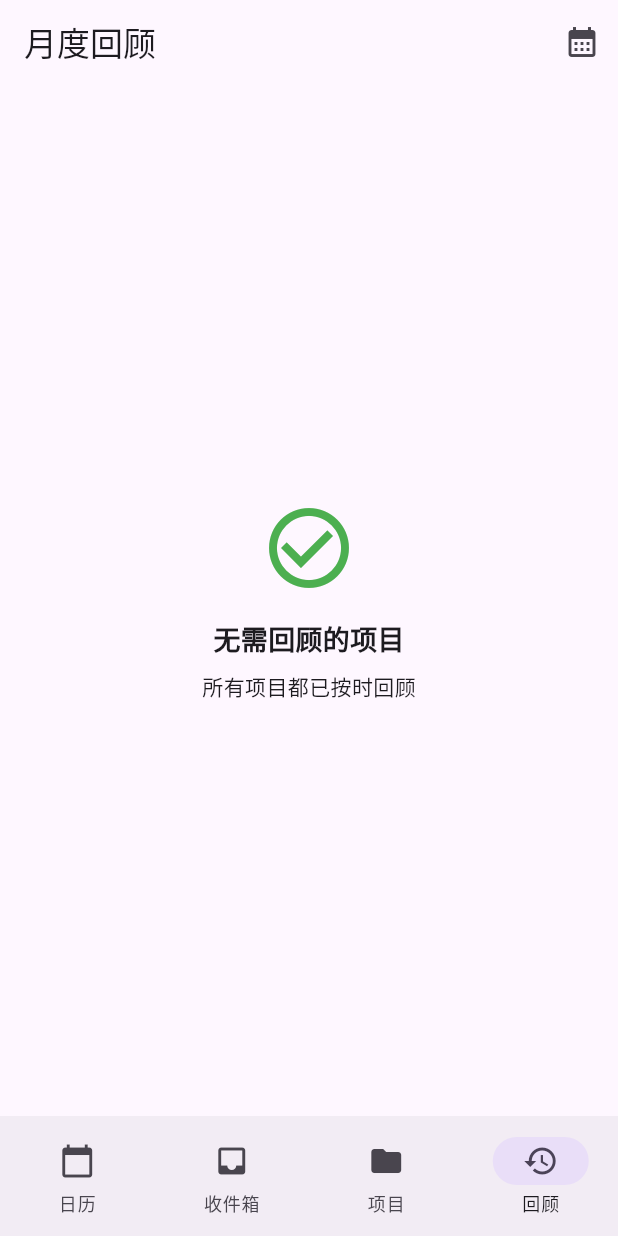
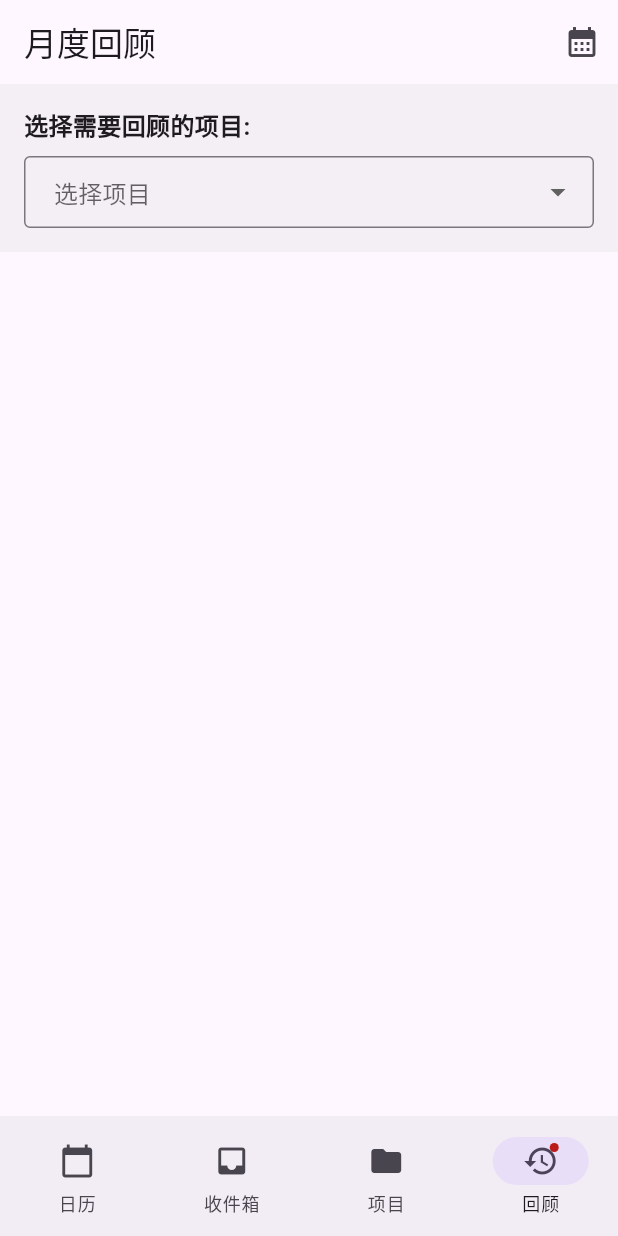
Before and after one commit to MOVING2014/GTD4, a Flutter app: the screen it shows after launch, item 4 of the bottom bar chosen, on a phone screen of 412 x 824 dp. Run offline on Flutter 3.47's test engine with Material 3 defaults, Android fonts, the phone set to English and light mode, and no system bars; our stand-ins replace flutter_slidable, table_calendar.

Commit message:
Review模块基本完成，更改了一下优先级

```diff
--- a/lib/data/mock_data.dart
+++ b/lib/data/mock_data.dart
@@ -5,6 +5,8 @@ import '../models/project.dart';
 class MockData {
   // Generate demo projects
   static List<Project> getDemoProjects() {
+    final now = DateTime.now();
+
     return [
       Project(
         id: 'p1',
@@ -12,6 +14,8 @@ class MockData {
         description: '工作相关项目和任务',
         color: Colors.blue,
         createdAt: DateTime.now().subtract(const Duration(days: 30)),
+        needsMonthlyReview: true,  // 需要月度回顾
+        lastReviewDate: DateTime.now().subtract(const Duration(days: 35)),  // 上次回顾超过一个月，需要回顾
       ),
       Project(
         id: 'p2',
@@ -19,6 +23,8 @@ class MockData {
         description: '个人目标和任务',
         color: Colors.green,
         createdAt: DateTime.now().subtract(const Duration(days: 25)),
+        needsMonthlyReview: true,  // 需要月度回顾
+        lastReviewDate: DateTime.now().subtract(const Duration(days: 15)),  // 最近回顾过，不需要回顾
       ),
       Project(
         id: 'p3',
@@ -26,6 +32,8 @@ class MockData {
         description: '家庭改善和维护',
         color: Colors.orange,
         createdAt: DateTime.now().subtract(const Duration(days: 20)),
+        needsMonthlyReview: true,  // 需要月度回顾
+        lastReviewDate: null,  // 从未回顾过，需要回顾
       ),
       Project(
         id: 'p4',
@@ -33,6 +41,7 @@ class MockData {
         description: '健康和健身目标',
         color: Colors.red,
         createdAt: DateTime.now().subtract(const Duration(days: 15)),
+        needsMonthlyReview: false,  // 不需要月度回顾
       ),
       Project(
         id: 'p5',
@@ -40,6 +49,27 @@ class MockData {
         description: '课程和学习目标',
         color: Colors.purple,
         createdAt: DateTime.now().subtract(const Duration(days: 10)),
+        needsMonthlyReview: true,  // 需要月度回顾
+        lastReviewDate: DateTime.now().subtract(const Duration(days: 45)),  // 很久没回顾了，需要回顾
+      ),
+      Project(
+        id: 'p6',
+        name: '阅读',
+        description: '阅读计划与书籍记录',
+        color: Colors.amber,
+        createdAt: DateTime.now().subtract(const Duration(days: 60)),
+        needsMonthlyReview: true,  // 需要月度回顾
+        status: ProjectStatus.completed,  // 已完成的项目不需要回顾
+        completedAt: DateTime.now().subtract(const Duration(days: 5)),
+      ),
+      Project(
+        id: 'p7',
+        name: '财务',
+        description: '财务规划和投资',
+        color: Colors.teal,
+        createdAt: DateTime.now().subtract(const Duration(days: 120)),
+        needsMonthlyReview: true,  // 需要月度回顾
+        lastReviewDate: DateTime.now().subtract(const Duration(days: 32)),  // 刚好超过一个月，需要回顾
       ),
     ];
   }
@@ -56,7 +86,7 @@ class MockData {
         title: '准备会议演示文稿',
         notes: '关注第二季度业绩和未来预测',
         dueDate: today,
-        priority: TaskPriority.high,
+        priority: TaskPriority.medium,  // 橙色优先级
         status: TaskStatus.inProgress,
         projectId: 'p1',
         createdAt: today.subtract(const Duration(days: 2)),
@@ -66,7 +96,7 @@ class MockData {
         id: 't2',
         title: '去跑步',
         dueDate: today,
-        priority: TaskPriority.medium,
+        priority: TaskPriority.none,    // 灰色优先级
         status: TaskStatus.completed,
         projectId: 'p4',
         createdAt: today.subtract(const Duration(days: 1)),
@@ -80,7 +110,7 @@ class MockData {
         id: 't3',
         title: '审核项目提案',
         dueDate: DateTime(today.year, today.month, today.day + 1),
-        priority: TaskPriority.medium,
+        priority: TaskPriority.medium,  // 橙色优先级
         status: TaskStatus.notStarted,
         projectId: 'p1',
         createdAt: today.subtract(const Duration(days: 3)),
@@ -92,7 +122,7 @@ class MockData {
         title: '计划周末旅行',
         notes: '检查住宿和交通选项',
         dueDate: DateTime(today.year, today.month, today.day + 3),
-        priority: TaskPriority.low,
+        priority: TaskPriority.none,    // 灰色优先级
         status: TaskStatus.notStarted,
         projectId: 'p2',
         createdAt: today.subtract(const Duration(days: 7)),
@@ -101,7 +131,7 @@ class MockData {
         id: 't5',
         title: '修理厨房水槽',
         dueDate: DateTime(today.year, today.month, today.day + 4),
-        priority: TaskPriority.high,
+        priority: TaskPriority.medium,  // 橙色优先级
         status: TaskStatus.notStarted,
         projectId: 'p3',
         createdAt: today.subtract(const Duration(days: 2)),
@@ -112,7 +142,7 @@ class MockData {
         id: 't6',
         title: '季度预算审核',
         dueDate: DateTime(today.year, today.month, today.day + 8),
-        priority: TaskPriority.high,
+        priority: TaskPriority.medium,  // 橙色优先级
         status: TaskStatus.notStarted,
         projectId: 'p1',
         createdAt: today.subtract(const Duration(days: 10)),
@@ -124,7 +154,7 @@ class MockData {
         id: 't7',
         title: '联系保险公司',
         dueDate: DateTime(today.year, today.month, today.day - 2),
-        priority: TaskPriority.medium,
+        priority: TaskPriority.medium,  // 橙色优先级
         status: TaskStatus.notStarted,
         projectId: 'p2',
         createdAt: today.subtract(const Duration(days: 5)),
@@ -135,7 +165,7 @@ class MockData {
         id: 't8',
         title: '研究新的编程语言',
         notes: '了解Rust及其用例',
-        priority: TaskPriority.low,
+        priority: TaskPriority.none,    // 灰色优先级
         status: TaskStatus.notStarted,
         projectId: 'p5',
         createdAt: today.subtract(const Duration(days: 14)),
@@ -147,7 +177,7 @@ class MockData {
         id: 't9',
         title: '开始冥想练习',
         dueDate: DateTime(today.year, today.month, today.day + 2),
-        priority: TaskPriority.medium,
+        priority: TaskPriority.medium,  // 橙色优先级
         status: TaskStatus.notStarted,
         projectId: 'p4',
         createdAt: today.subtract(const Duration(days: 3)),
@@ -158,12 +188,109 @@ class MockData {
         id: 't10',
         title: '阅读有关生产力的书籍',
         dueDate: DateTime(today.year, today.month, today.day + 10),
-        priority: TaskPriority.low,
+        priority: TaskPriority.none,    // 灰色优先级
         status: TaskStatus.inProgress,
         projectId: 'p5',
         createdAt: today.subtract(const Duration(days: 20)),
         tags: ['阅读', '生产力'],
       ),
+
+      // 工作项目(p1)的其他任务 - 需要回顾
+      Task(
+        id: 't11',
+        title: '完成客户项目文档',
+        notes: '需要包含所有功能规格和实施计划',
+        dueDate: DateTime(today.year, today.month, today.day + 15),
+        priority: TaskPriority.medium,  // 橙色优先级
+        status: TaskStatus.notStarted,
+        projectId: 'p1',
+        createdAt: today.subtract(const Duration(days: 25)),
+        tags: ['文档', '客户'],
+      ),
+      Task(
+        id: 't12',
+        title: '员工季度评估',
+        dueDate: DateTime(today.year, today.month, today.day + 12),
+        priority: TaskPriority.medium,  // 橙色优先级
+        status: TaskStatus.notStarted,
+        projectId: 'p1',
+        createdAt: today.subtract(const Duration(days: 5)),
+        tags: ['管理', '评估'],
+      ),
+
+      // 家庭项目(p3)的其他任务 - 从未回顾
+      Task(
+        id: 't13',
+        title: '检查房屋保险更新',
+        dueDate: DateTime(today.year, today.month, today.day + 7),
+        priority: TaskPriority.medium,  // 橙色优先级
+        status: TaskStatus.notStarted,
+        projectId: 'p3',
+        createdAt: today.subtract(const Duration(days: 15)),
+      ),
+      Task(
+        id: 't14',
+        title: '安排院子维护工作',
+        dueDate: DateTime(today.year, today.month, today.day + 3),
+        priority: TaskPriority.none,    // 灰色优先级
+        status: TaskStatus.inProgress,
+        projectId: 'p3',
+        createdAt: today.subtract(const Duration(days: 10)),
+      ),
+
+      // 学习项目(p5)的其他任务 - 很久没回顾
+      Task(
+        id: 't15',
+        title: '完成在线课程第三单元',
+        dueDate: DateTime(today.year, today.month, today.day + 5),
+        priority: TaskPriority.medium,  // 橙色优先级
+        status: TaskStatus.inProgress,
+        projectId: 'p5',
+        createdAt: today.subtract(const Duration(days: 30)),
+        tags: ['课程', '学习'],
+      ),
+      Task(
+        id: 't16',
+        title: '为博客写一篇技术文章',
+        dueDate: DateTime(today.year, today.month, today.day + 9),
+        priority: TaskPriority.none,    // 灰色优先级
+        status: TaskStatus.notStarted,
+        projectId: 'p5',
+        createdAt: today.subtract(const Duration(days: 40)),
+        tags: ['写作', '技术'],
+      ),
+
+      // 财务项目(p7)的任务 - 刚好需要回顾
+      Task(
+        id: 't17',
+        title: '更新个人预算计划',
+        dueDate: DateTime(today.year, today.month, today.day + 2),
+        priority: TaskPriority.medium,  // 橙色优先级
+        status: TaskStatus.notStarted,
+        projectId: 'p7',
+        createdAt: today.subtract(const Duration(days: 45)),
+        tags: ['预算', '规划'],
+      ),
+      Task(
+        id: 't18',
+        title: '研究投资选项',
+        notes: '考虑股票、债券和ETF',
+        dueDate: DateTime(today.year, today.month, today.day + 14),
+        priority: TaskPriority.medium,  // 橙色优先级
+        status: TaskStatus.inProgress,
+        projectId: 'p7',
+        createdAt: today.subtract(const Duration(days: 20)),
+        tags: ['投资', '研究'],
+      ),
+      Task(
+        id: 't19',
+        title: '准备税务文件',
+        dueDate: DateTime(today.year, today.month, today.day + 30),
+        priority: TaskPriority.none,    // 灰色优先级
+        status: TaskStatus.notStarted,
+        projectId: 'p7',
+        createdAt: today.subtract(const Duration(days: 15)),
+      ),
     ];
   }
 }
--- a/lib/models/task.dart
+++ b/lib/models/task.dart
@@ -69,15 +69,13 @@ class Task {
   // Helper method to get color based on priority
   Color getPriorityColor() {
     switch (priority) {
+      case TaskPriority.medium:
+        return Colors.orange;  // 橙色优先级
       case TaskPriority.high:
-        return Colors.red;
-      case TaskPriority.medium:
-        return Colors.orange;
       case TaskPriority.low:
-        return Colors.blue;
       case TaskPriority.none:
       default:
-        return Colors.grey;
+        return Colors.grey;    // 灰色优先级
     }
   }
 
--- a/lib/screens/review_screen.dart
+++ b/lib/screens/review_screen.dart
@@ -83,11 +83,17 @@ class _ReviewScreenState extends State<ReviewScreen> {
                         return DropdownMenuItem<Project>(
                           value: project,
                           child: Row(
+                            mainAxisSize: MainAxisSize.min,
                             children: [
                               Icon(Icons.folder, color: project.color),
                               const SizedBox(width: 8),
-                              Text(project.name),
-                              const Spacer(),
+                              Flexible(
+                                child: Text(
+                                  project.name,
+                                  overflow: TextOverflow.ellipsis,
+                                ),
+                              ),
+                              const SizedBox(width: 4),
                               const Icon(Icons.access_time, size: 16),
                               Text(
                                 _getLastReviewText(project),
```
